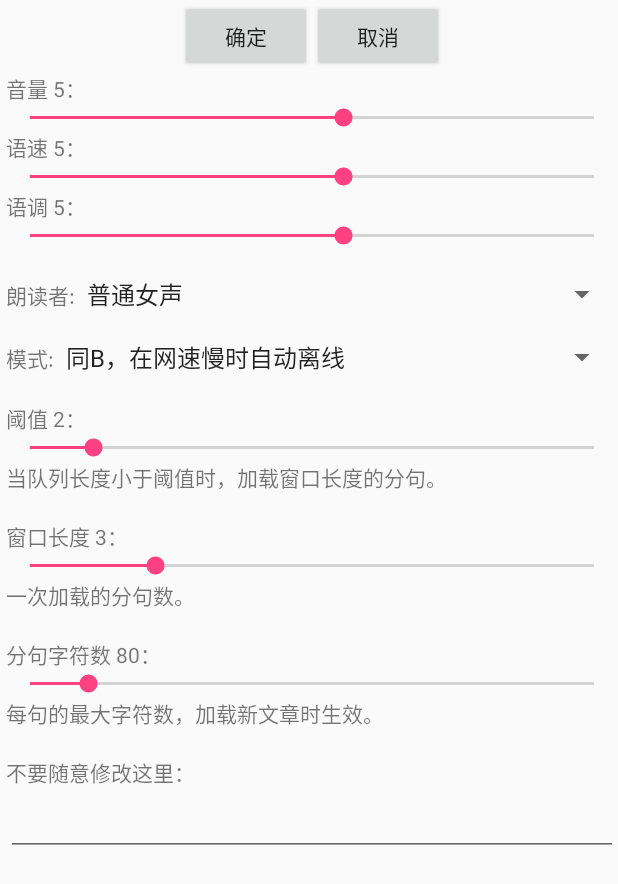
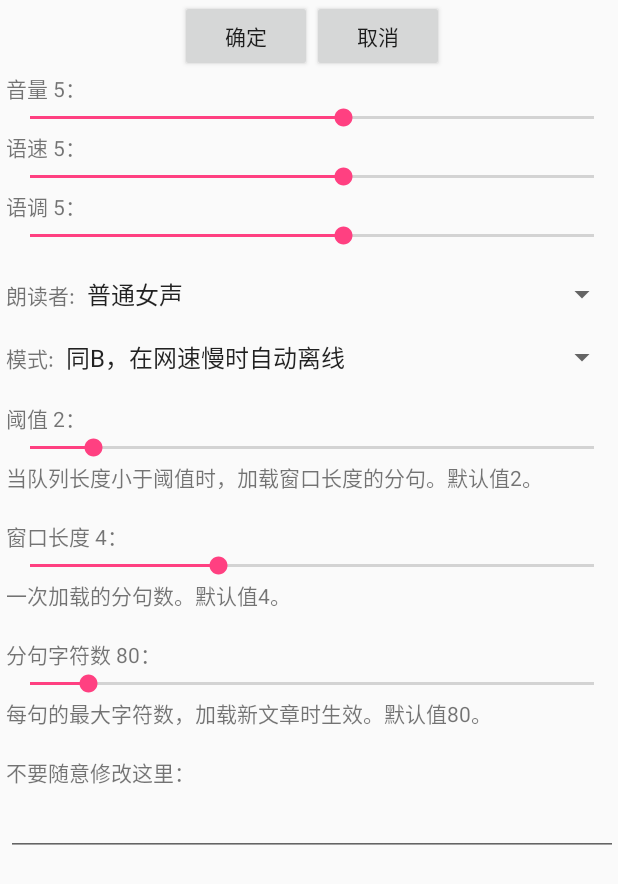
Before and after one commit to animalize/Ting_Android, an Android app: the OptionActivity screen opened directly, with no data from a screen before it, on a phone screen of 412 x 824 dp. Shown: the top 884 px of the screen. Run offline under Robolectric (Android 15) with nearby library versions, the phone set to English and light mode, and no system bars; libraries missing offline, so code that uses them is left out: com.baidu.tts.

Commit message:
Setting 4.0

```diff
--- a/app/src/main/java/com/github/animalize/ting/OptionActivity.java
+++ b/app/src/main/java/com/github/animalize/ting/OptionActivity.java
@@ -199,6 +199,9 @@ public class OptionActivity extends AppCompatActivity implements View.OnClickLis
                 break;
 
             case R.id.fenju_seekbar:
+                progress = progress / 4;
+                progress = progress * 4;
+
                 mNowFenju = progress + TingSetting.FENJU_MIN;
                 fenjuText.setText("分句字符数 " + mNowFenju + "：");
                 break;
--- a/app/src/main/java/com/github/animalize/ting/TTS/Setting.java
+++ b/app/src/main/java/com/github/animalize/ting/TTS/Setting.java
@@ -17,7 +17,7 @@ public abstract class Setting {
     public static final int THRESHOLD_MIN = 1;
     public static final int THRESHOLD_MAX = 10;
 
-    public static final int WINDOW_DEFAULT = 3;
+    public static final int WINDOW_DEFAULT = 4;
     public static final int WINDOW_MIN = 1;
     public static final int WINDOW_MAX = 10;
 
--- a/app/src/main/java/com/github/animalize/ting/TTS/TTSService.java
+++ b/app/src/main/java/com/github/animalize/ting/TTS/TTSService.java
@@ -7,6 +7,7 @@ import android.os.Binder;
 import android.os.IBinder;
 import android.support.annotation.Nullable;
 import android.support.v4.content.LocalBroadcastManager;
+import android.util.Log;
 
 import com.baidu.tts.client.SpeechError;
 import com.baidu.tts.client.SpeechSynthesizeBag;
@@ -101,6 +102,8 @@ public abstract class TTSService
         mNowSpeechIndex = Integer.parseInt(s);
         mLBM.sendBroadcast(mStartIntent);
 
+        Log.i("zzzonSpeechStart: ", "" + mNowQueueIndex + " " + mNowSpeechIndex);
+
         if (mNowQueueIndex - mNowSpeechIndex <= mThreshold) {
             // 剩余低于阈值
             for (int i = 0; i < mWindow; i++) {
@@ -116,6 +119,7 @@ public abstract class TTSService
                 mNowQueueIndex += 1;
             }
         }
+        Log.i("zzzonSpeechStart: ", "" + mNowQueueIndex + " " + mNowSpeechIndex);
     }
 
     @Override
@@ -159,6 +163,7 @@ public abstract class TTSService
     private void playAction() {
         List<SpeechSynthesizeBag> bags = new ArrayList<>();
 
+        Log.i("zzzplayAction: ", "" + mNowQueueIndex + " " + mNowSpeechIndex);
         int end = mNowQueueIndex + mThreshold < mJus.size()
                 ? mNowQueueIndex + mThreshold
                 : mJus.size();
@@ -176,6 +181,7 @@ public abstract class TTSService
 
         mNowQueueIndex = end;
         mSpeechSynthesizer.batchSpeak(bags);
+        Log.i("zzzplayAction: ", "" + mNowQueueIndex + " " + mNowSpeechIndex);
     }
 
     @Override
--- a/app/src/main/res/layout/activity_option.xml
+++ b/app/src/main/res/layout/activity_option.xml
@@ -120,7 +120,7 @@
         <TextView
             android:layout_width="wrap_content"
             android:layout_height="wrap_content"
-            android:text="当队列长度小于阈值时，加载窗口长度的分句。" />
+            android:text="当队列长度小于阈值时，加载窗口长度的分句。默认值2。" />
 
 
         <TextView
@@ -138,7 +138,7 @@
         <TextView
             android:layout_width="wrap_content"
             android:layout_height="wrap_content"
-            android:text="一次加载的分句数。" />
+            android:text="一次加载的分句数。默认值4。" />
 
 
         <TextView
@@ -156,7 +156,7 @@
         <TextView
             android:layout_width="wrap_content"
             android:layout_height="wrap_content"
-            android:text="每句的最大字符数，加载新文章时生效。" />
+            android:text="每句的最大字符数，加载新文章时生效。默认值80。" />
 
 
         <TextView
```
